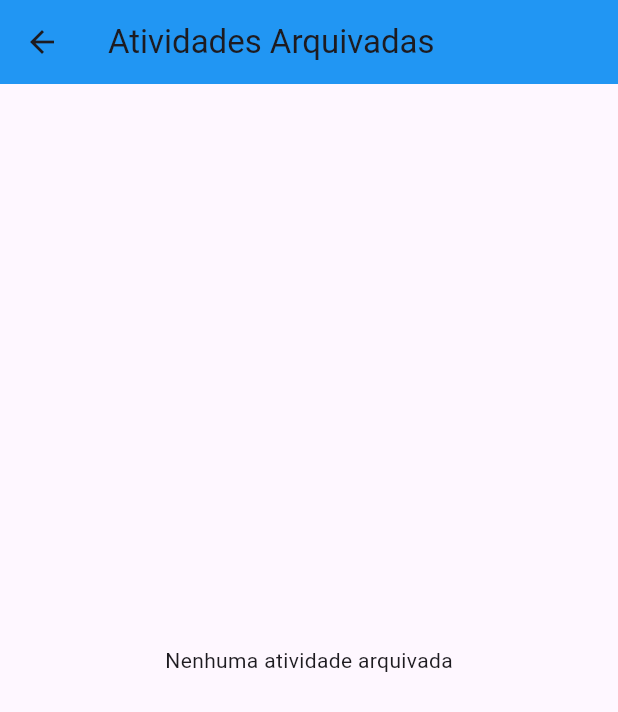
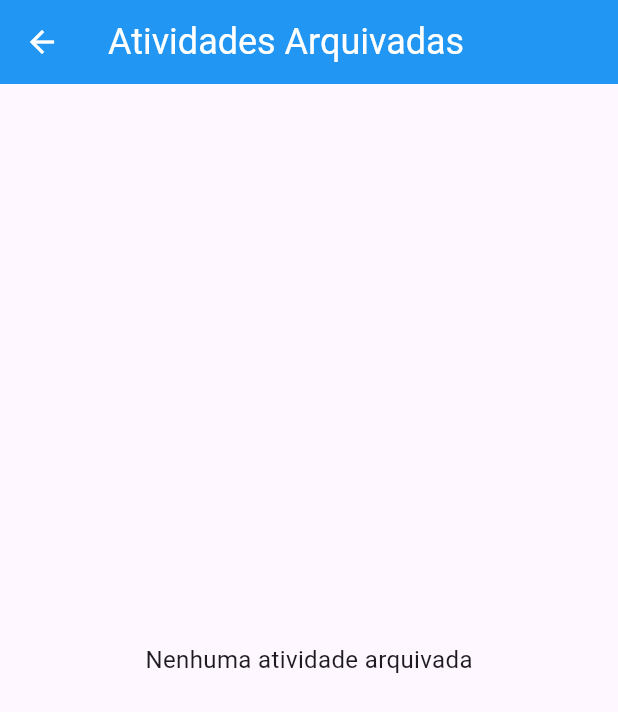
Before and after one commit to CalangoDeveloper/project_to_do_list, a Flutter app: the screen it shows after launch, after a tap on the "archive" icon, on a phone screen of 412 x 824 dp. Shown: the top 712 px of the screen. Run offline on Flutter 3.47's test engine with Material 3 defaults, Android fonts, the phone set to English and light mode, and no system bars.

Commit message:
prototipo 1.0

```diff
--- a/lib/main.dart
+++ b/lib/main.dart
@@ -128,18 +128,17 @@ class _ChecklistScreenState extends State<ChecklistScreen> {
         ),
         backgroundColor: Colors.blue,
       ),
+
       body: Column(
         children: <Widget>[
           SizedBox(height: 30,),
           Row(
             children: [
-
               Expanded(
                 child: TextField(
                   decoration: InputDecoration(
-                    border: OutlineInputBorder(borderRadius: BorderRadius.circular(2)),
-
-                    labelText: 'Qual a sua tarefa',
+                    border: OutlineInputBorder(borderRadius: BorderRadius.circular(8)),
+                    labelText: 'Qual a sua tarefa?',
                   ),
                   onChanged: (text) {
                     setState(() {
@@ -149,15 +148,20 @@ class _ChecklistScreenState extends State<ChecklistScreen> {
                 ),
               ),
               SizedBox(width: 10),
+
               ElevatedButton(
                 onPressed: _showAddTaskDialog,
                 style: ElevatedButton.styleFrom(
                   shape: RoundedRectangleBorder(
-                    borderRadius: BorderRadius.zero,
+                    borderRadius: BorderRadius.circular(8),
                   ),
                   padding: EdgeInsets.symmetric(horizontal: 20, vertical: 25),
                 ),
-                child: Text('Nova'),
+                child: Text('Criar',
+                  style: TextStyle(
+                    color: Color.fromARGB(255, 116, 116, 116)
+                  ),
+                ),
               ),
             ],
           ),
@@ -167,17 +171,17 @@ class _ChecklistScreenState extends State<ChecklistScreen> {
               children: [
                 _buildStatusSection('A Fazer', _toDoActivities),
                 _buildStatusSection('Em Andamento', _inProgressActivities),
-                _buildStatusSection('Feito', _doneActivities),
+                _buildStatusSection('Concluídas', _doneActivities),
               ],
             ),
           ),
         ],
       ),
+
       floatingActionButton: FloatingActionButton(
         onPressed: _navigateToArchivedScreen,
-        child: Icon(Icons.archive),
+        child: Icon(Icons.archive, color: Colors.blue, size: 28,),
       ),
-      floatingActionButtonLocation: FloatingActionButtonLocation.endDocked,
     );
   }
 
@@ -221,11 +225,19 @@ class ArchivedScreen extends StatelessWidget {
     return Scaffold(
       appBar: AppBar(
         title: Text('Atividades Arquivadas'),
+        titleTextStyle: TextStyle(
+          color: Colors.white, fontSize: 24
+        ),
+        foregroundColor: Colors.white,
         backgroundColor: Colors.blue,
       ),
       body: archivedActivities.isEmpty
        ? Center(
-            child: Text('Nenhuma atividade arquivada'),
+            child: Text('Nenhuma atividade arquivada',
+              style: TextStyle(
+                fontSize: 16
+              ),
+            ),
           )
         : ListView.builder(
             itemCount: archivedActivities.length,
```
